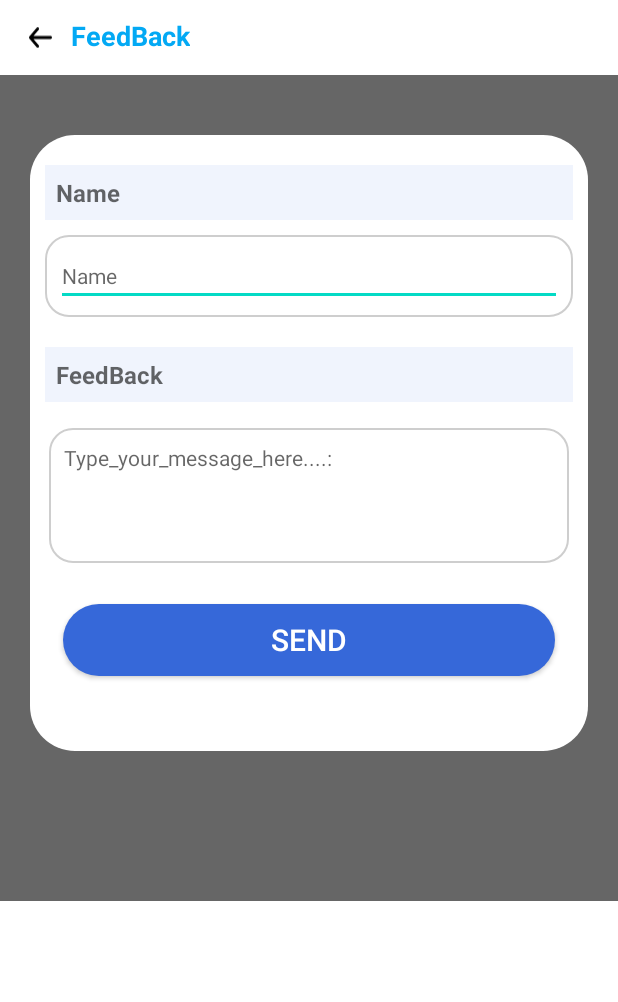
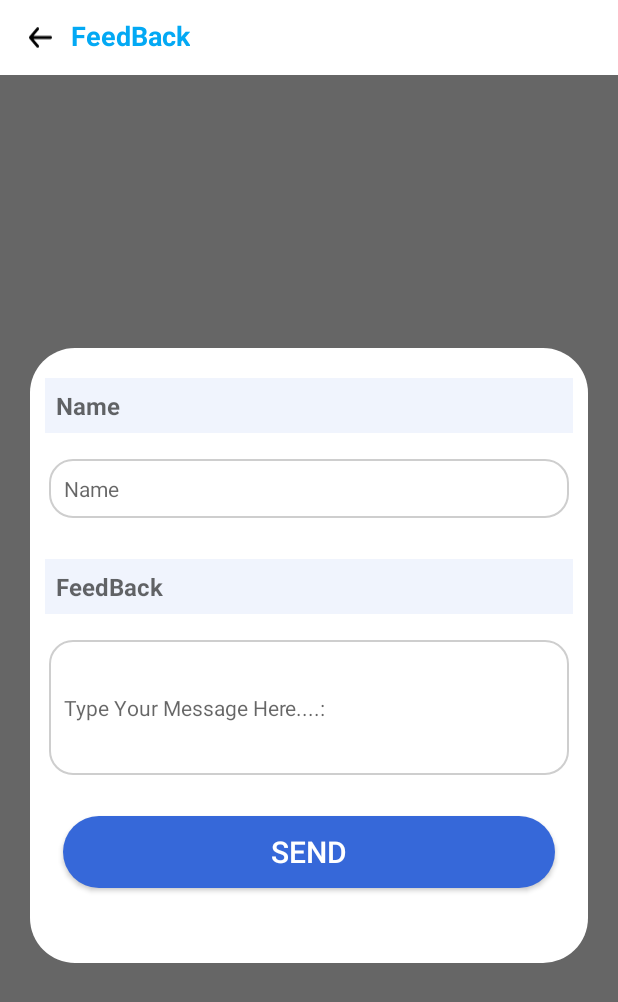
Before and after one commit to sstya48/Android_Point, an Android app: the Feedback screen opened directly, with no data from a screen before it, on a phone screen of 412 x 824 dp. Shown: the top 1002 px of the screen. Run offline under Robolectric (Android 15) with nearby library versions, the phone set to English and light mode, and no system bars.

Commit message:
Merge both branch,Changes in Feedback

```diff
--- a/app/src/main/res/layout/activity_feedback.xml
+++ b/app/src/main/res/layout/activity_feedback.xml
@@ -4,8 +4,8 @@
     xmlns:tools="http://schemas.android.com/tools"
     android:layout_width="match_parent"
     android:layout_height="match_parent"
-    tools:context=".Activity.Feedback"
-    android:orientation="vertical">
+    android:orientation="vertical"
+    tools:context=".Activity.Feedback">
 
 
     <LinearLayout
@@ -13,8 +13,8 @@
         android:layout_width="match_parent"
         android:layout_height="wrap_content"
         android:gravity="center_vertical"
-            android:padding="10dp"
-            android:orientation="horizontal">
+        android:orientation="horizontal"
+        android:padding="10dp">
 
         <androidx.appcompat.widget.AppCompatImageView
             android:id="@+id/student_attendance"
@@ -29,61 +29,68 @@
             android:layout_height="wrap_content"
             android:layout_gravity="center_vertical"
             android:layout_marginStart="5dp"
+            android:includeFontPadding="false"
             android:text="@string/FeedBack"
             android:textColor="#03A9F4"
-                android:includeFontPadding="false"
             android:textSize="18sp"
             android:textStyle="bold" />
 
     </LinearLayout>
 
+
+    <LinearLayout
+        android:layout_width="match_parent"
+        android:layout_height="match_parent"
+        android:background="@color/gray"
+        android:orientation="vertical"
+        android:gravity="center_horizontal|center_vertical"
+
+        >
+
         <ScrollView
             android:layout_width="match_parent"
             android:layout_height="match_parent">
+
+            <LinearLayout
+                android:layout_width="match_parent"
+                android:layout_height="match_parent"
+                android:orientation="vertical"
+                android:layout_gravity="center"
+               >
+
+              <!--  <LinearLayout
+                    android:layout_width="match_parent"
+                    android:layout_height="wrap_content"
+                    android:orientation="vertical"
+                    >-->
+
+                    <LinearLayout
+                        android:layout_width="match_parent"
+                        android:layout_height="match_parent"
+                        android:layout_marginStart="20dp"
+                        android:layout_marginEnd="20dp"
+                        android:background="@drawable/drawer"
+                        android:orientation="vertical">
 
 
                         <LinearLayout
                             android:layout_width="match_parent"
                             android:layout_height="wrap_content"
-            android:orientation="vertical"
-            android:background="@color/gray">
-
-            <LinearLayout
-                android:layout_width="match_parent"
-                android:layout_height="wrap_content"
-                android:orientation="vertical"
-                android:layout_marginBottom="100dp"
-                android:layout_marginTop="40dp">
-
-                <LinearLayout
-                    android:layout_width="match_parent"
-                    android:layout_height="match_parent"
-                    android:orientation="vertical"
-                    android:layout_marginStart="20dp"
-                    android:layout_marginEnd="20dp"
-                    android:background="@drawable/drawer">
-
-
-
-
-                    <LinearLayout
-                        android:layout_width="match_parent"
-                        android:layout_height="wrap_content"
+                            android:layout_marginStart="10dp"
                             android:layout_marginTop="20dp"
-                        android:layout_marginStart="10dp"
+                            android:layout_marginEnd="10dp"
                             android:background="@color/offwhite"
-                        android:layout_marginEnd="10dp"
-                        android:padding="7dp"
-                        android:orientation="horizontal">
+                            android:orientation="horizontal"
+                            android:padding="7dp">
 
                             <TextView
                                 android:layout_width="match_parent"
                                 android:layout_height="match_parent"
+                                android:layout_gravity="center_vertical"
                                 android:hint="@string/Name"
-                            android:layout_gravity="center_vertical"
-                            android:textStyle="bold"
                                 android:textColor="@color/blackalpha"
-                            android:textSize="16sp" />
+                                android:textSize="16sp"
+                                android:textStyle="bold" />
 
 
                         </LinearLayout>
@@ -92,44 +99,44 @@
                             android:id="@+id/subject"
                             android:layout_width="match_parent"
                             android:layout_height="wrap_content"
+                            android:orientation="horizontal"
+                            android:layout_marginStart="5dp"
                             android:layout_marginTop="10dp"
-                        android:layout_marginStart="10dp"
-                        android:layout_marginEnd="10dp"
-                        android:padding="7dp"
-                        android:background="@drawable/boder_sos"
-                        android:orientation="horizontal">
+                            android:layout_marginEnd="5dp"
+                            android:padding="7dp">
 
                             <EditText
                                 android:id="@+id/name"
                                 android:layout_width="match_parent"
                                 android:layout_height="wrap_content"
+                                android:gravity="center_vertical"
                                 android:hint="@string/Name"
-                            android:gravity="clip_vertical"
-                            android:textSize="14sp"
+                                android:scrollbars="vertical"
                                 android:textColor="#333333"
-                            android:scrollbars="vertical"
-                            />
+                                android:padding="10dp"
+                                android:background="@drawable/boder_sos"
+                                android:textSize="14sp" />
 
                         </LinearLayout>
+
                         <LinearLayout
                             android:layout_width="match_parent"
                             android:layout_height="wrap_content"
+                            android:layout_marginStart="10dp"
                             android:layout_marginTop="20dp"
-                        android:layout_marginStart="10dp"
+                            android:layout_marginEnd="10dp"
                             android:background="@color/offwhite"
-                        android:layout_marginEnd="10dp"
-                        android:padding="7dp"
-                        android:orientation="horizontal">
+                            android:orientation="horizontal"
+                            android:padding="7dp">
 
                             <TextView
                                 android:layout_width="match_parent"
                                 android:layout_height="match_parent"
+                                android:layout_gravity="center_vertical"
                                 android:hint="@string/FeedBack"
-                            android:layout_gravity="center_vertical"
-                            android:textStyle="bold"
                                 android:textColor="@color/blackalpha"
-                            android:textSize="16sp" />
-
+                                android:textSize="16sp"
+                                android:textStyle="bold" />
 
 
                         </LinearLayout>
@@ -137,27 +144,26 @@
                         <LinearLayout
                             android:layout_width="match_parent"
                             android:layout_height="wrap_content"
+                            android:layout_marginStart="5dp"
                             android:layout_marginTop="10dp"
-                        android:layout_marginStart="5dp"
                             android:layout_marginEnd="5dp"
-                        android:padding="7dp"
-                        android:orientation="horizontal">
+                            android:orientation="horizontal"
+                            android:padding="7dp">
 
 
                             <EditText
                                 android:id="@+id/feedBack"
                                 android:layout_width="match_parent"
                                 android:layout_height="90dp"
+                                android:background="@drawable/boder_sos"
+                                android:gravity="center_vertical"
+                                android:hint="@string/Type_your_message_here"
+                                android:overScrollMode="always"
                                 android:padding="10dp"
-                            android:gravity="clip_vertical"
-                            android:hint="@string/Type_your_message_here"
-                            android:textSize="14sp"
-                            android:textColor="#333333"
-                            android:background="@drawable/boder_sos"
-                            android:overScrollMode="always"
                                 android:scrollbarStyle="insideInset"
                                 android:scrollbars="vertical"
-                            />
+                                android:textColor="#333333"
+                                android:textSize="14sp" />
 
                         </LinearLayout>
 
@@ -170,21 +176,22 @@
                             android:layout_marginStart="22dp"
                             android:layout_marginTop="20dp"
                             android:layout_marginEnd="22dp"
+                            android:layout_marginBottom="50dp"
                             android:background="@drawable/button_bg"
                             android:backgroundTint="@color/button"
                             android:gravity="center"
-                        android:layout_marginBottom="50dp"
                             android:text="@string/SEND"
                             android:textColor="@color/white"
                             android:textSize="20sp" />
                     </LinearLayout>
 
-            </LinearLayout>
-
-
+<!--                </LinearLayout>-->
 
             </LinearLayout>
 
         </ScrollView>
 
     </LinearLayout>
+
+
+</LinearLayout>
--- a/app/src/main/res/values/strings.xml
+++ b/app/src/main/res/values/strings.xml
@@ -62,7 +62,7 @@
     <string name="SEND">SEND</string>
     <string name="Name">Name</string>
     <string name="version">Version</string>
-    <string name="Type_your_message_here">Type_your_message_here....:</string>
+    <string name="Type_your_message_here">Type Your Message Here....:</string>
 
 
     //Headings
@@ -79,7 +79,7 @@
 
 
     //Tips
-    <string name="tip_title1">Diffrent Screen sizes are as follows</string>
+    <string name="tip_title1">Different Screen sizes are as follows</string>
 
     <string name="xlarge">xlarge screens are at least 720dp x 960dp</string>
     <string name="large">large screens are at least 480dp x 640dp</string>
@@ -97,7 +97,7 @@
 
 
     <string name="tip_title3">If you want to make application which support for multiple devices, also you have to create
-        different layout directories for put diffrent layouts.</string>
+        different layout directories for put different layouts.</string>
 
     <string name="layout">res/layout/my_layout.xml</string>
     <string name="layout_small">res/layout-small/my_layout.xml</string>
```
Lines whose indentation alone changed are shown as unchanged.
